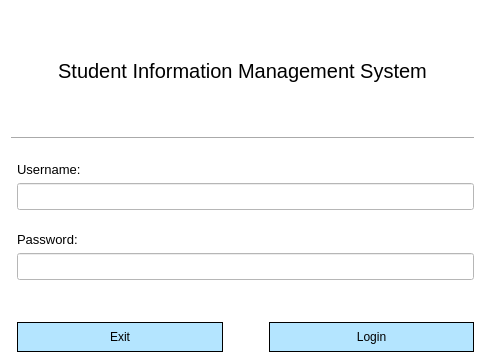
Old version of the form Form Files/loginView.ui in the repository alixabahena/SIMS.
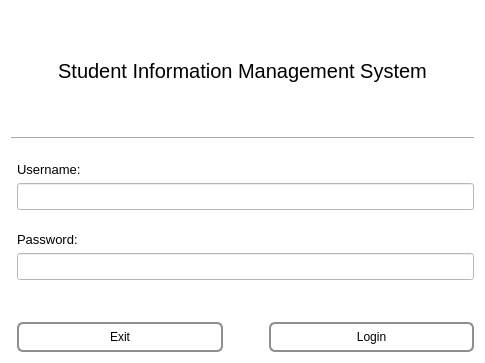
New version of the form. Icons and pictures are not drawn.

Commit message: Changed the ui colors to grey.

What changed in the file:
```diff
--- a/Form Files/loginView.ui
+++ b/Form Files/loginView.ui
@@ -155,7 +155,7 @@
         <item row="10" column="1">
          <layout class="QHBoxLayout" name="horizontalLayout">
           <item>
-           <widget class="QPushButton" name="cancelButton">
+           <widget class="QToolButton" name="cancelButton">
             <property name="sizePolicy">
              <sizepolicy hsizetype="Expanding" vsizetype="Expanding">
               <horstretch>0</horstretch>
@@ -174,8 +174,38 @@
              </font>
             </property>
             <property name="styleSheet">
-             <string notr="true">background-color: rgb(180, 229, 255);
-border: 1px solid black;</string>
+             <string notr="true">QToolButton { /* all types of tool button */
+    border: 2px solid #8f8f91;
+    border-radius: 6px;
+    background-color: qlineargradient(x1: 0, y1: 0, x2: 0, y2: 1,
+                                      stop: 0 #f6f7fa, stop: 1 #dadbde);
+}
+
+QToolButton[popupMode=&quot;1&quot;] { /* only for MenuButtonPopup */
+    padding-right: 20px; /* make way for the popup button */
+}
+
+QToolButton:pressed {
+    background-color: qlineargradient(x1: 0, y1: 0, x2: 0, y2: 1,
+                                      stop: 0 #dadbde, stop: 1 #f6f7fa);
+}
+
+/* the subcontrols below are used only in the MenuButtonPopup mode */
+QToolButton::menu-button {
+    border: 2px solid gray;
+    border-top-right-radius: 6px;
+    border-bottom-right-radius: 6px;
+    /* 16px width + 4px for border = 20px allocated above */
+    width: 16px;
+}
+
+QToolButton::menu-arrow {
+    image: url(downarrow.png);
+}
+
+QToolButton::menu-arrow:open {
+    top: 1px; left: 1px; /* shift it a bit */
+}</string>
             </property>
             <property name="text">
              <string>Exit</string>
@@ -199,7 +229,7 @@
            </spacer>
           </item>
           <item>
-           <widget class="QPushButton" name="okButton">
+           <widget class="QToolButton" name="okButton">
             <property name="sizePolicy">
              <sizepolicy hsizetype="Expanding" vsizetype="Expanding">
               <horstretch>0</horstretch>
@@ -218,18 +248,42 @@
              </font>
             </property>
             <property name="styleSheet">
-             <string notr="true">background-color: rgb(180, 229, 255);
-border: 1px solid black;</string>
+             <string notr="true">QToolButton { /* all types of tool button */
+    border: 2px solid #8f8f91;
+    border-radius: 6px;
+    background-color: qlineargradient(x1: 0, y1: 0, x2: 0, y2: 1,
+                                      stop: 0 #f6f7fa, stop: 1 #dadbde);
+}
+
+QToolButton[popupMode=&quot;1&quot;] { /* only for MenuButtonPopup */
+    padding-right: 20px; /* make way for the popup button */
+}
+
+QToolButton:pressed {
+    background-color: qlineargradient(x1: 0, y1: 0, x2: 0, y2: 1,
+                                      stop: 0 #dadbde, stop: 1 #f6f7fa);
+}
+
+/* the subcontrols below are used only in the MenuButtonPopup mode */
+QToolButton::menu-button {
+    border: 2px solid gray;
+    border-top-right-radius: 6px;
+    border-bottom-right-radius: 6px;
+    /* 16px width + 4px for border = 20px allocated above */
+    width: 16px;
+}
+
+QToolButton::menu-arrow {
+    image: url(downarrow.png);
+}
+
+QToolButton::menu-arrow:open {
+    top: 1px; left: 1px; /* shift it a bit */
+}</string>
             </property>
             <property name="text">
              <string>Login</string>
             </property>
-            <property name="autoDefault">
-             <bool>true</bool>
-            </property>
-            <property name="default">
-             <bool>true</bool>
-            </property>
            </widget>
           </item>
          </layout>
```
Left out of the diff: 26 changed lines with no effect on the pictures. The commit also changes 9 other files.
